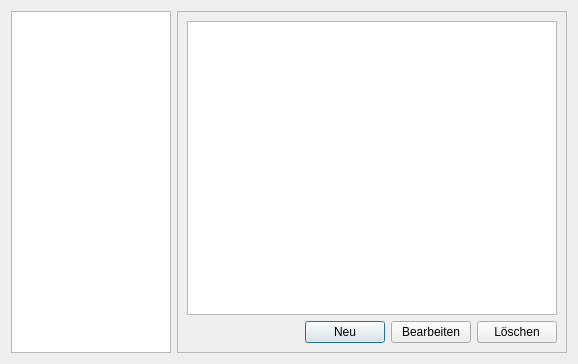
Qt form player/arkecho_player/Ui/ArkEchoSettingsView.ui (ArkEcho/arkecho_player) before a commit.
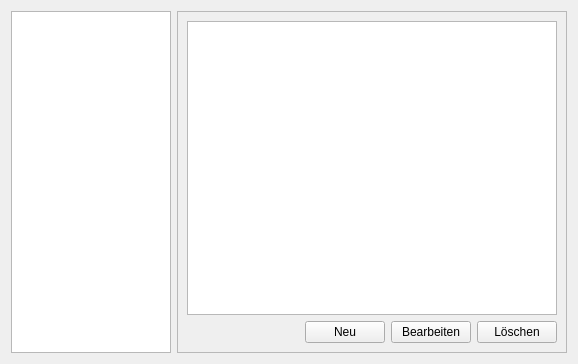
The same form after that commit.

Commit message: Implemented new Setting for Music Formats in Settings Class and UI

The edit to the form file:
```diff
--- a/player/arkecho_player/Ui/ArkEchoSettingsView.ui
+++ b/player/arkecho_player/Ui/ArkEchoSettingsView.ui
@@ -36,7 +36,7 @@
       <enum>QFrame::StyledPanel</enum>
      </property>
      <property name="currentIndex">
-      <number>0</number>
+      <number>1</number>
      </property>
      <widget class="QWidget" name="swPageDirectories">
       <layout class="QGridLayout" name="gridLayout_2">
@@ -83,6 +83,51 @@
        </item>
       </layout>
      </widget>
+     <widget class="QWidget" name="swPageFormats">
+      <layout class="QGridLayout" name="gridLayout_3">
+       <item row="0" column="0">
+        <widget class="QListWidget" name="lwFormats"/>
+       </item>
+       <item row="1" column="0">
+        <layout class="QHBoxLayout" name="horizontalLayout_2">
+         <item>
+          <spacer name="horizontalSpacer_2">
+           <property name="orientation">
+            <enum>Qt::Horizontal</enum>
+           </property>
+           <property name="sizeHint" stdset="0">
+            <size>
+             <width>40</width>
+             <height>20</height>
+            </size>
+           </property>
+          </spacer>
+         </item>
+         <item>
+          <widget class="QPushButton" name="pbFormatNew">
+           <property name="text">
+            <string>Neu</string>
+           </property>
+          </widget>
+         </item>
+         <item>
+          <widget class="QPushButton" name="pbFormatEdit">
+           <property name="text">
+            <string>Bearbeiten</string>
+           </property>
+          </widget>
+         </item>
+         <item>
+          <widget class="QPushButton" name="pbFormatDelete">
+           <property name="text">
+            <string>Löschen</string>
+           </property>
+          </widget>
+         </item>
+        </layout>
+       </item>
+      </layout>
+     </widget>
     </widget>
    </item>
   </layout>
```
The commit also changes 8 other files.
